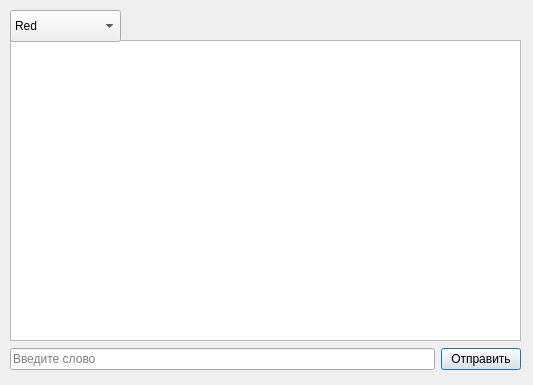
First picture: the form in TcpSocket(Laba14)/Chat/client.ui, repository MaksimGor/RPM, before the edit.
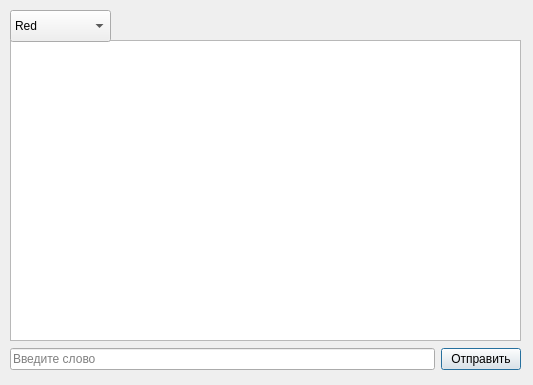
Second picture: the form after the edit.

Patch:
```diff
--- a/TcpSocket(Laba14)/Chat/client.ui
+++ b/TcpSocket(Laba14)/Chat/client.ui
@@ -31,7 +31,7 @@
     <rect>
      <x>10</x>
      <y>10</y>
-     <width>111</width>
+     <width>101</width>
      <height>32</height>
     </rect>
    </property>
@@ -82,6 +82,23 @@
     </item>
    </layout>
   </widget>
+  <widget class="QLabel" name="Color">
+   <property name="geometry">
+    <rect>
+     <x>30</x>
+     <y>20</y>
+     <width>81</width>
+     <height>16</height>
+    </rect>
+   </property>
+   <property name="text">
+    <string>Red</string>
+   </property>
+  </widget>
+  <zorder>Color</zorder>
+  <zorder>textEdit</zorder>
+  <zorder>comboBox</zorder>
+  <zorder>horizontalLayoutWidget</zorder>
  </widget>
  <resources/>
  <connections/>
```
